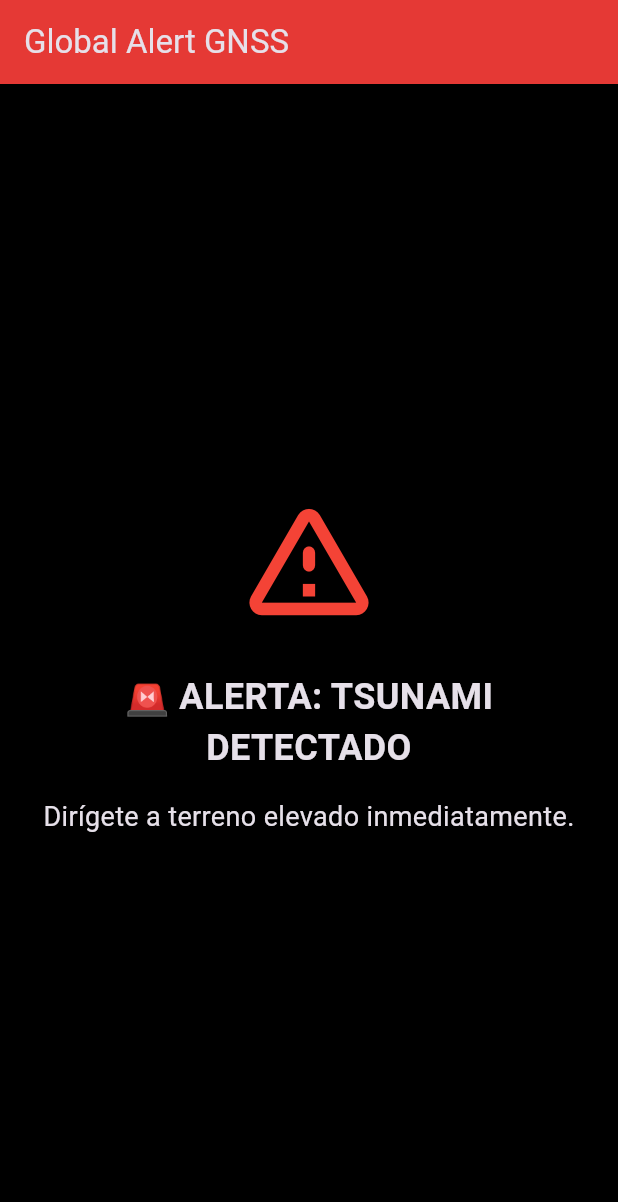
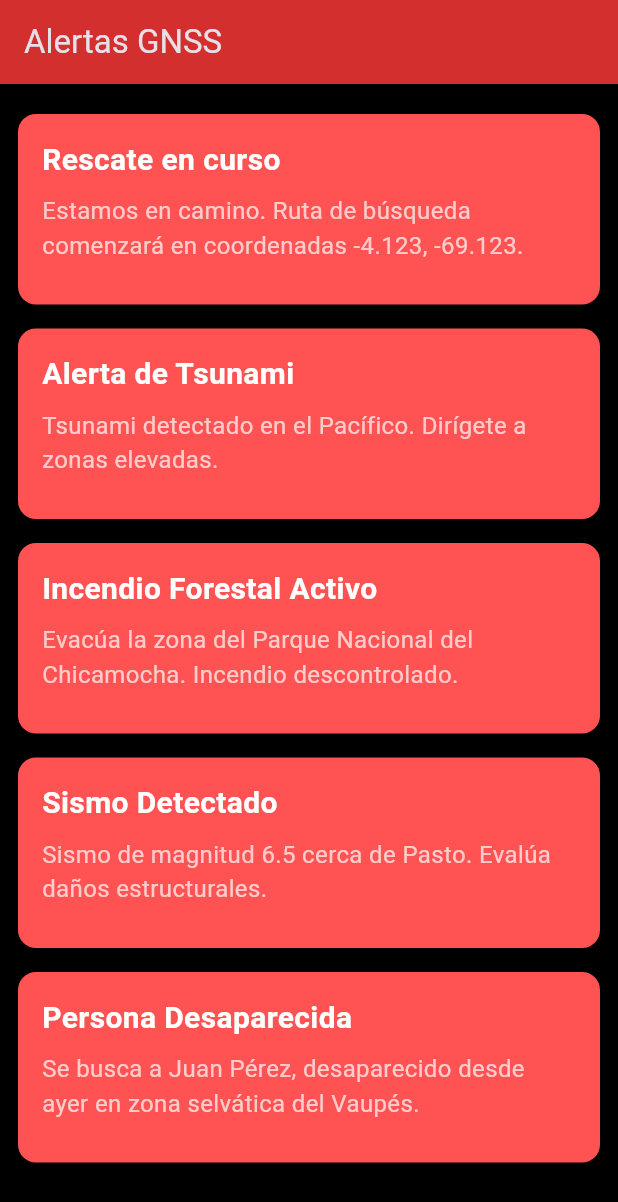
Before and after one commit to Jejid/Global_Alert_GNSS, a Flutter app: the screen it shows after launch, on a phone screen of 412 x 824 dp. Shown: the top 1202 px of the screen. Run offline on Flutter 3.47's test engine with Material 3 defaults, Android fonts, the phone set to English and light mode, and no system bars.

Commit message:
json list of alerts

```diff
--- /dev/null
+++ b/assets/alerts_examples.json
@@ -0,0 +1,72 @@
+[
+  {
+    "id": "msg001",
+    "title": "Rescate en curso",
+    "type": "rescue",
+    "scope": "individual",
+    "target": { "mac": "00:1A:2B:3C:4D:5E" },
+    "timestamp": "2025-06-10T12:00:00Z",
+    "message": "Estamos en camino. Ruta de búsqueda comenzará en coordenadas -4.123, -69.123.",
+    "region": null,
+    "location": { "lat": -4.123, "lon": -69.123, "radius_km": 3 },
+    "language": "es",
+    "source": "equipo_rescate_nacional",
+    "priority": "alta"
+  },
+  {
+    "id": "msg002",
+    "title": "Alerta de Tsunami",
+    "type": "tsunami",
+    "scope": "regional",
+    "target": null,
+    "timestamp": "2025-06-10T12:05:00Z",
+    "message": "Tsunami detectado en el Pacífico. Dirígete a zonas elevadas.",
+    "region": "Costa Pacífica",
+    "location": { "lat": 3.42158, "lon": -76.5205, "radius_km": 50 },
+    "language": "es",
+    "source": "centro_alertas_oceanicas",
+    "priority": "media"
+  },
+  {
+    "id": "msg003",
+    "title": "Incendio Forestal Activo",
+    "type": "fire",
+    "scope": "zonal",
+    "target": null,
+    "timestamp": "2025-06-10T12:10:00Z",
+    "message": "Evacúa la zona del Parque Nacional del Chicamocha. Incendio descontrolado.",
+    "region": "Santander",
+    "location": { "lat": 6.62, "lon": -73.2, "radius_km": 20 },
+    "language": "es",
+    "source": "brigada_incendios",
+    "priority": "media"
+  },
+  {
+    "id": "msg004",
+    "title": "Sismo Detectado",
+    "type": "earthquake",
+    "scope": "nacional",
+    "target": null,
+    "timestamp": "2025-06-10T12:15:00Z",
+    "message": "Sismo de magnitud 6.5 cerca de Pasto. Evalúa daños estructurales.",
+    "region": "Nariño",
+    "location": { "lat": 1.2136, "lon": -77.2811, "radius_km": 10 },
+    "language": "es",
+    "source": "servicio_sismologico",
+    "priority": "critica"
+  },
+  {
+    "id": "msg005",
+    "title": "Persona Desaparecida",
+    "type": "missing",
+    "scope": "zonal",
+    "target": null,
+    "timestamp": "2025-06-10T12:20:00Z",
+    "message": "Se busca a Juan Pérez, desaparecido desde ayer en zona selvática del Vaupés.",
+    "region": "Vaupés",
+    "location": { "lat": -0.5, "lon": -70.5, "radius_km": 5 },
+    "language": "es",
+    "source": "equipo_busqueda",
+    "priority": "alta"
+  }
+]
--- a/lib/main.dart
+++ b/lib/main.dart
@@ -1,17 +1,10 @@
 import 'package:flutter/material.dart';
-import 'package:flutter/services.dart';
-import 'dart:convert';
-import 'dart:math';
-import '../models/alert_message.dart';
+import 'models/alert_message.dart';
+import 'services/alert_service.dart';
 
+void main() => runApp(GlobalAlertApp());
 
-void main() {
-  runApp(const GlobalAlertGNSSApp());
-}
-
-class GlobalAlertGNSSApp extends StatelessWidget {
-  const GlobalAlertGNSSApp({super.key});
-
+class GlobalAlertApp extends StatelessWidget {
   @override
   Widget build(BuildContext context) {
     return MaterialApp(
@@ -21,73 +14,79 @@ class GlobalAlertGNSSApp extends StatelessWidget {
         primaryColor: Colors.deepOrange,
         scaffoldBackgroundColor: Colors.black,
       ),
-      home: const HomeScreen(),
+      home: AlertsListScreen(),
     );
   }
 }
 
-class HomeScreen extends StatefulWidget {
-  const HomeScreen({super.key});
-
-  @override
-  State<HomeScreen> createState() => _HomeScreenState();
-}
-
-class _HomeScreenState extends State<HomeScreen> {
-  AlertMessage? _alert;
-
-  @override
-  void initState() {
-    super.initState();
-    _loadAlert();
-  }
-
-  Future<void> _loadAlert() async {
-    final String response = await rootBundle.loadString('assets/alerts.json');
-    final List<dynamic> data = jsonDecode(response);
-    final alerts = data.map((json) => AlertMessage.fromJson(json)).toList();
-
-    //final randomAlert = alerts[2];
-    final randomAlert = alerts[Random().nextInt(alerts.length)];
-    setState(() {
-      _alert = randomAlert;
-    });
-  }
-
+class AlertsListScreen extends StatelessWidget {
   @override
   Widget build(BuildContext context) {
-    if (_alert == null) {
-      return const Scaffold(
-        body: Center(child: CircularProgressIndicator()),
-      );
-    }
-
     return Scaffold(
       appBar: AppBar(
-        title: const Text('Global Alert GNSS'),
-        backgroundColor: Colors.red[600],
+        title: const Text('Alertas GNSS'),
+        backgroundColor: Colors.red[700],
       ),
-      body: Padding(
-        padding: const EdgeInsets.all(24.0),
+      body: FutureBuilder<List<AlertMessage>>(
+        future: AlertService.loadAlerts(),
+        builder: (context, snapshot) {
+          if (snapshot.connectionState == ConnectionState.waiting) {
+            return const Center(child: CircularProgressIndicator());
+          }
+          if (snapshot.hasError) {
+            debugPrint('Error en snapshot: ${snapshot.error}');
+            debugPrint('StackTrace: ${snapshot.stackTrace}');
+            return Center(child: Text('Error al cargar alertas'));
+          }
+          final alerts = snapshot.data!;
+          return ListView.builder(
+            padding: const EdgeInsets.all(12),
+            itemCount: alerts.length,
+            itemBuilder: (context, i) {
+              final alert = alerts[i];
+              return Card(
+                color: Colors.redAccent.shade200,
+                margin: const EdgeInsets.symmetric(vertical: 8),
+                child: Padding(
+                  padding: const EdgeInsets.all(16),
                   child: Column(
-          mainAxisAlignment: MainAxisAlignment.center,
+                    crossAxisAlignment: CrossAxisAlignment.start,
                     children: [
-            const Icon(Icons.warning_amber_rounded, size: 100, color: Colors.red),
-            const SizedBox(height: 25),
                       Text(
-              _alert!.title,
-              style: const TextStyle(fontSize: 24, fontWeight: FontWeight.bold),
-              textAlign: TextAlign.center,
+                        alert.title,
+                        style: const TextStyle(
+                            fontSize: 20,
+                            fontWeight: FontWeight.bold,
+                            color: Colors.white
                         ),
-            const SizedBox(height: 16),
+                      ),
+                      const SizedBox(height: 8),
                       Text(
-              _alert!.message,
-              style: const TextStyle(fontSize: 18),
-              textAlign: TextAlign.center,
+                        alert.message,
+                        style: const TextStyle(fontSize: 16, color: Colors.white70),
+                      ),
+                      const SizedBox(height: 12),
+                      if (alert.locations != null)
+                        Text(
+                          'Coordenadas: ' +
+                              alert.locations!
+                                  .map((loc) => '${loc.lat.toStringAsFixed(3)}, ${loc.lon.toStringAsFixed(3)}')
+                                  .join(' | '),
+                          style: const TextStyle(color: Colors.white54),
+                        ),
+                      if (alert.validUntil != null)
+                        Text(
+                          'Válido hasta: ${alert.validUntil!.toLocal()}',
+                          style: const TextStyle(color: Colors.white54),
                         ),
                     ],
                   ),
                 ),
               );
+            },
+          );
+        },
+      ),
+    );
   }
 }
--- a/lib/models/alert_message.dart
+++ b/lib/models/alert_message.dart
@@ -1,13 +1,71 @@
 class AlertMessage {
+  final String id;
+  final String type;
   final String title;
+  final String scope;
+  final Map<String, dynamic>? target; // puede incluir "mac", "groupId", etc.
+  final DateTime timestamp;
   final String message;
+  final List<String>? regions;
+  final List<Location>? locations;
+  final String language;
+  final String source;
+  final String priority;
+  final DateTime? validUntil;
 
-  AlertMessage({required this.title, required this.message});
+  AlertMessage({
+    required this.id,
+    required this.type,
+    required this.title,
+    required this.scope,
+    this.target,
+    required this.timestamp,
+    required this.message,
+    this.regions,
+    this.locations,
+    required this.language,
+    required this.source,
+    required this.priority,
+    this.validUntil,
+  });
 
   factory AlertMessage.fromJson(Map<String, dynamic> json) {
     return AlertMessage(
-      title: json['title'],
-      message: json['message'],
+      id: json['id'] ?? '',
+      type: json['type'],
+      title: json['title'] ?? 'Sin título',
+      scope: json['scope'],
+      target: json['target'],
+      timestamp: DateTime.parse(json['timestamp']),
+      message: json['message'] ?? '',
+      regions: json['regions'] != null ? List<String>.from(json['regions']) : null,
+      locations: json['locations'] != null
+          ? List<Location>.from(json['locations'].map((loc) => Location.fromJson(loc)))
+          : null,
+      language: json['language'],
+      source: json['source'],
+      priority: json['priority'] ?? 'normal',
+      validUntil: json['valid_until'] != null ? DateTime.parse(json['valid_until']) : null,
     );
   }
 }
+
+class Location {
+  final double lat;
+  final double lon;
+  final double radiusKm;
+
+  Location({
+    required this.lat,
+    required this.lon,
+    required this.radiusKm,
+  });
+
+  factory Location.fromJson(Map<String, dynamic> json) {
+    return Location(
+      lat: json['lat'],
+      lon: json['lon'],
+      radiusKm: json['radius_km'].toDouble(),
+    );
+  }
+}
--- /dev/null
+++ b/lib/services/alert_service.dart
@@ -0,0 +1,12 @@
+import 'dart:convert';
+import 'package:flutter/services.dart';
+import '../models/alert_message.dart';
+
+class AlertService {
+  /// Carga y parsea el JSON completo de `assets/alerts.json`
+  static Future<List<AlertMessage>> loadAlerts() async {
+    final String jsonStr = await rootBundle.loadString('assets/alerts_examples.json');
+    final List<dynamic> data = jsonDecode(jsonStr);
+    return data.map((e) => AlertMessage.fromJson(e)).toList();
+  }
+}
--- a/pubspec.yaml
+++ b/pubspec.yaml
@@ -59,7 +59,7 @@ flutter:
 
   # To add assets to your application, add an assets section, like this:
   assets:
-    - assets/alerts.json
+    - assets/alerts_examples.json
   #   - images/a_dot_burr.jpeg
   #   - images/a_dot_ham.jpeg
 
```
Also changed, not shown: assets/alerts.json (deleted, +0 -14 lines), 1 other file. Lines whose indentation alone changed are shown as unchanged.
